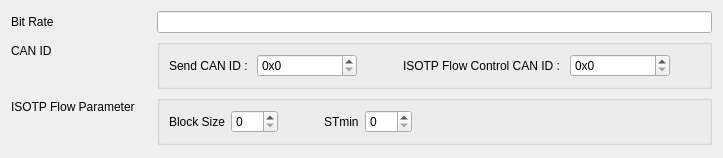
Above: CANSettingDialog.ui from psy1064/PCAN-Chat before the change. Below: the same form after it.
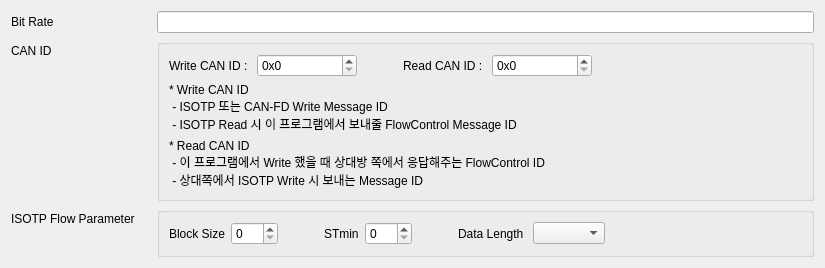
That is the form after the change.

What changed in the file:
```diff
--- a/CANSettingDialog.ui
+++ b/CANSettingDialog.ui
@@ -6,14 +6,24 @@
    <rect>
     <x>0</x>
     <y>0</y>
-    <width>723</width>
-    <height>158</height>
+    <width>825</width>
+    <height>268</height>
    </rect>
   </property>
   <property name="windowTitle">
    <string>Dialog</string>
   </property>
   <layout class="QFormLayout" name="formLayout">
+   <item row="0" column="0">
+    <widget class="QLabel" name="label_2">
+     <property name="text">
+      <string>Bit Rate</string>
+     </property>
+    </widget>
+   </item>
+   <item row="0" column="1">
+    <widget class="QLineEdit" name="leBitrate"/>
+   </item>
    <item row="1" column="0">
     <widget class="QLabel" name="label_9">
      <property name="minimumSize">
@@ -35,50 +45,17 @@
      <property name="title">
       <string/>
      </property>
-     <layout class="QGridLayout" name="gridLayout_10">
-      <item row="0" column="2">
-       <spacer name="horizontalSpacer">
-        <property name="orientation">
-         <enum>Qt::Horizontal</enum>
-        </property>
-        <property name="sizeType">
-         <enum>QSizePolicy::Fixed</enum>
-        </property>
-        <property name="sizeHint" stdset="0">
-         <size>
-          <width>40</width>
-          <height>20</height>
-         </size>
-        </property>
-       </spacer>
-      </item>
-      <item row="0" column="4">
-       <widget class="QSpinBox" name="sbFlowID">
-        <property name="minimumSize">
-         <size>
-          <width>100</width>
-          <height>0</height>
-         </size>
-        </property>
-        <property name="prefix">
-         <string>0x</string>
-        </property>
-        <property name="maximum">
-         <number>536870911</number>
-        </property>
-        <property name="displayIntegerBase">
-         <number>16</number>
-        </property>
-       </widget>
-      </item>
-      <item row="0" column="0">
+     <layout class="QVBoxLayout" name="verticalLayout">
+      <item>
+       <layout class="QHBoxLayout" name="horizontalLayout">
+        <item>
        <widget class="QLabel" name="label">
         <property name="text">
-         <string>Send CAN ID : </string>
+           <string>Write CAN ID : </string>
         </property>
        </widget>
       </item>
-      <item row="0" column="1">
+        <item>
        <widget class="QSpinBox" name="sbCANID">
         <property name="minimumSize">
          <size>
@@ -100,14 +77,49 @@
         </property>
        </widget>
       </item>
-      <item row="0" column="3">
+        <item>
+         <spacer name="horizontalSpacer">
+          <property name="orientation">
+           <enum>Qt::Horizontal</enum>
+          </property>
+          <property name="sizeType">
+           <enum>QSizePolicy::Fixed</enum>
+          </property>
+          <property name="sizeHint" stdset="0">
+           <size>
+            <width>40</width>
+            <height>20</height>
+           </size>
+          </property>
+         </spacer>
+        </item>
+        <item>
        <widget class="QLabel" name="label_3">
         <property name="text">
-         <string>ISOTP Flow Control CAN ID : </string>
+           <string>Read CAN ID : </string>
         </property>
        </widget>
       </item>
-      <item row="0" column="5">
+        <item>
+         <widget class="QSpinBox" name="sbFlowID">
+          <property name="minimumSize">
+           <size>
+            <width>100</width>
+            <height>0</height>
+           </size>
+          </property>
+          <property name="prefix">
+           <string>0x</string>
+          </property>
+          <property name="maximum">
+           <number>536870911</number>
+          </property>
+          <property name="displayIntegerBase">
+           <number>16</number>
+          </property>
+         </widget>
+        </item>
+        <item>
        <spacer name="horizontalSpacer_2">
         <property name="orientation">
          <enum>Qt::Horizontal</enum>
@@ -121,6 +133,26 @@
        </spacer>
       </item>
      </layout>
+      </item>
+      <item>
+       <widget class="QLabel" name="label_5">
+        <property name="text">
+         <string>* Write CAN ID
+ - ISOTP 또는 CAN-FD Write Message ID
+ - ISOTP Read 시 이 프로그램에서 보내줄 FlowControl Message ID</string>
+        </property>
+       </widget>
+      </item>
+      <item>
+       <widget class="QLabel" name="label_6">
+        <property name="text">
+         <string>* Read CAN ID
+ - 이 프로그램에서 Write 했을 때 상대방 쪽에서 응답해주는 FlowControl ID
+ - 상대쪽에서 ISOTP Write 시 보내는 Message ID</string>
+        </property>
+       </widget>
+      </item>
+     </layout>
     </widget>
    </item>
    <item row="2" column="0">
@@ -136,6 +168,13 @@
       <string/>
      </property>
      <layout class="QGridLayout" name="gridLayout_9">
+      <item row="0" column="0">
+       <widget class="QLabel" name="label_11">
+        <property name="text">
+         <string>Block Size</string>
+        </property>
+       </widget>
+      </item>
       <item row="0" column="3">
        <widget class="QLabel" name="label_12">
         <property name="text">
@@ -143,7 +182,7 @@
         </property>
        </widget>
       </item>
-      <item row="0" column="5">
+      <item row="0" column="8">
        <spacer name="horizontalSpacer_5">
         <property name="orientation">
          <enum>Qt::Horizontal</enum>
@@ -156,13 +195,6 @@
         </property>
        </spacer>
       </item>
-      <item row="0" column="4">
-       <widget class="QSpinBox" name="sbSTmin">
-        <property name="maximum">
-         <number>127</number>
-        </property>
-       </widget>
-      </item>
       <item row="0" column="1">
        <widget class="QSpinBox" name="sbBlockSize">
         <property name="maximum">
@@ -170,6 +202,13 @@
         </property>
        </widget>
       </item>
+      <item row="0" column="6">
+       <widget class="QLabel" name="label_4">
+        <property name="text">
+         <string>Data Length </string>
+        </property>
+       </widget>
+      </item>
       <item row="0" column="2">
        <spacer name="horizontalSpacer_6">
         <property name="orientation">
@@ -186,26 +225,35 @@
         </property>
        </spacer>
       </item>
-      <item row="0" column="0">
-       <widget class="QLabel" name="label_11">
-        <property name="text">
-         <string>Block Size</string>
+      <item row="0" column="4">
+       <widget class="QSpinBox" name="sbSTmin">
+        <property name="maximum">
+         <number>127</number>
         </property>
        </widget>
       </item>
+      <item row="0" column="5">
+       <spacer name="horizontalSpacer_3">
+        <property name="orientation">
+         <enum>Qt::Horizontal</enum>
+        </property>
+        <property name="sizeType">
+         <enum>QSizePolicy::Fixed</enum>
+        </property>
+        <property name="sizeHint" stdset="0">
+         <size>
+          <width>40</width>
+          <height>20</height>
+         </size>
+        </property>
+       </spacer>
+      </item>
+      <item row="0" column="7">
+       <widget class="QComboBox" name="cbDataLength"/>
+      </item>
      </layout>
     </widget>
    </item>
-   <item row="0" column="0">
-    <widget class="QLabel" name="label_2">
-     <property name="text">
-      <string>Bit Rate</string>
-     </property>
-    </widget>
-   </item>
-   <item row="0" column="1">
-    <widget class="QLineEdit" name="leBitrate"/>
-   </item>
   </layout>
  </widget>
  <tabstops>
```
Left out of the diff: 2 changed lines with no effect on the pictures. Lines whose indentation alone changed are shown as unchanged.
